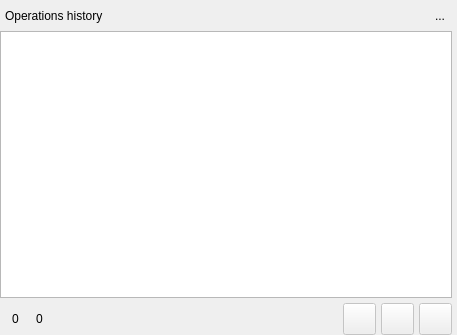
maniac787/pgmodeler, file libs/libgui/ui/widgets/operationlistwidget.ui: the form before one commit.
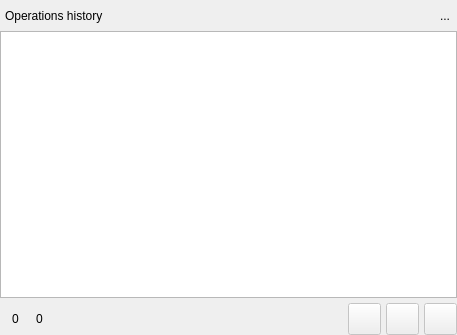
The form after the commit. Icons and pictures are not drawn.

What changed in the file:
```diff
--- a/libs/libgui/ui/widgets/operationlistwidget.ui
+++ b/libs/libgui/ui/widgets/operationlistwidget.ui
@@ -52,7 +52,7 @@
     <number>5</number>
    </property>
    <property name="rightMargin">
-    <number>5</number>
+    <number>0</number>
    </property>
    <property name="bottomMargin">
     <number>0</number>
```
Left out of the diff: 18 changed lines with no effect on the pictures.
